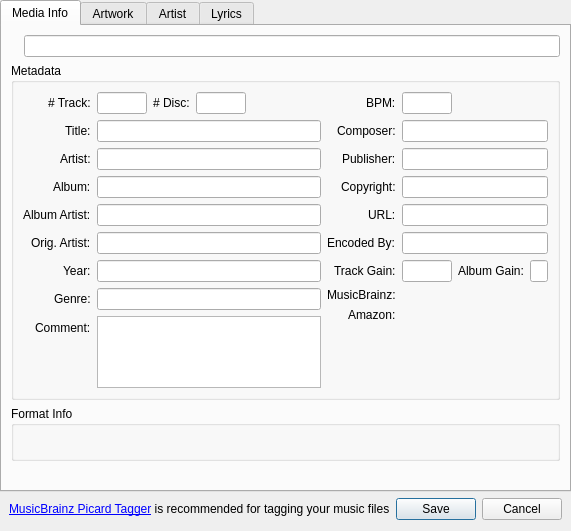
This is libs/MediaInfoWindow/MediaInfoWindow.ui in tkrotoff/QuarkPlayer as Qt 5 draws it before an edit. The edited form follows.
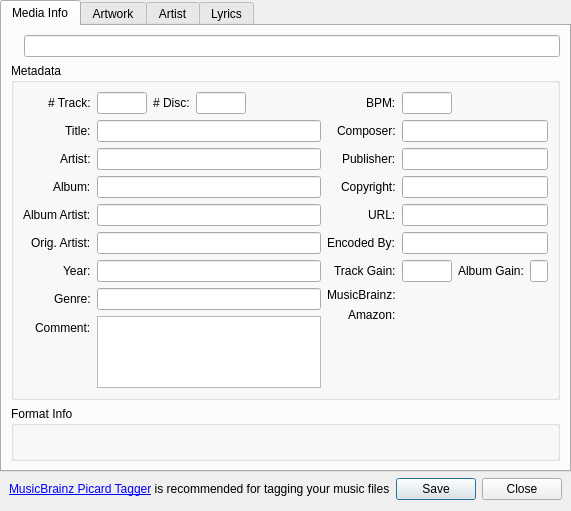
This is the edited form. Custom widgets are drawn as their Qt base class.

```diff
--- a/libs/MediaInfoWindow/MediaInfoWindow.ui
+++ b/libs/MediaInfoWindow/MediaInfoWindow.ui
@@ -6,8 +6,8 @@
    <rect>
     <x>0</x>
     <y>0</y>
-    <width>525</width>
-    <height>502</height>
+    <width>515</width>
+    <height>483</height>
    </rect>
   </property>
   <property name="windowTitle">
@@ -455,13 +455,6 @@
          </layout>
         </widget>
        </item>
-       <item row="3" column="0">
-        <widget class="QLabel" name="moreInfoLabel">
-         <property name="openExternalLinks">
-          <bool>true</bool>
-         </property>
-        </widget>
-       </item>
       </layout>
      </widget>
      <widget class="QWidget" name="artworkTab">
@@ -535,7 +528,7 @@
      <item>
       <widget class="QDialogButtonBox" name="buttonBox">
        <property name="standardButtons">
-        <set>QDialogButtonBox::Cancel|QDialogButtonBox::Save</set>
+        <set>QDialogButtonBox::Close|QDialogButtonBox::Save</set>
        </property>
       </widget>
      </item>
```
